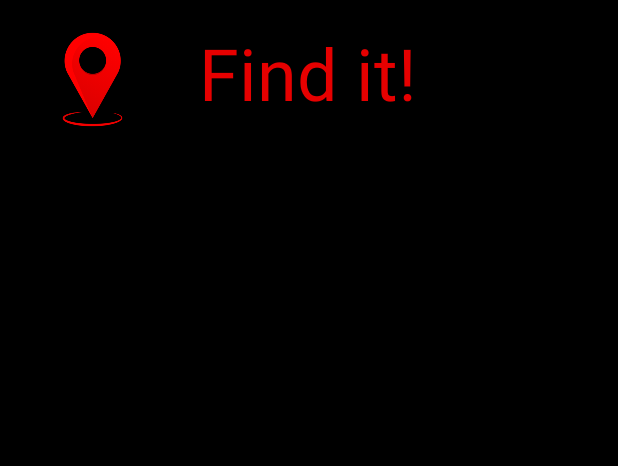
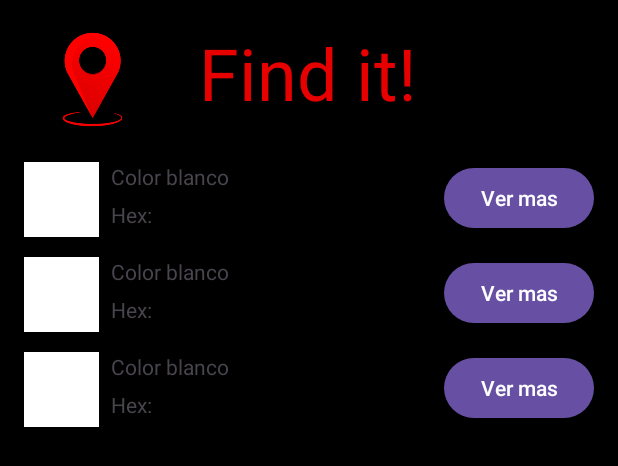
Before and after one commit to tiziberto/Proyecto_Tecno_2024, an Android app: the layout activity_pantalla_inicio.xml on its own in the app's theme, with its tools: preview values and no code run, on a phone screen of 412 x 824 dp. Shown: the top 466 px of the screen. Run offline under Robolectric (Android 15) with nearby library versions, the phone set to English and light mode, and no system bars; Roboto replaces fonts that are not available here.

Commit message:
Subida proyecto

```diff
--- a/app/build.gradle.kts
+++ b/app/build.gradle.kts
@@ -39,7 +39,6 @@ android {
 }
 
 dependencies {
-
     implementation(libs.androidx.core.ktx)
     implementation(libs.androidx.appcompat)
     implementation(libs.material)
@@ -49,6 +48,10 @@ dependencies {
     implementation(libs.androidx.lifecycle.viewmodel.ktx)
     implementation(libs.androidx.navigation.fragment.ktx)
     implementation(libs.androidx.navigation.ui.ktx)
+    // Agregar dependencias de RecyclerView
+    //implementation(libs.androidx.recyclerview)
+    //implementation(libs.androidx.recyclerview.selection)
+
     testImplementation(libs.junit)
     androidTestImplementation(libs.androidx.junit)
     androidTestImplementation(libs.androidx.espresso.core)
--- /dev/null
+++ b/app/src/main/java/com/example/proyecto_tecno/ui/colorRecyclerView/Color.kt
@@ -0,0 +1,6 @@
+package com.example.proyecto_tecno.ui.colorRecyclerView
+
+data class Color(
+    val name: String,
+    val hex: String
+)
--- a/app/src/main/res/layout/activity_pantalla_inicio.xml
+++ b/app/src/main/res/layout/activity_pantalla_inicio.xml
@@ -35,8 +35,13 @@
         app:layout_constraintTop_toTopOf="parent" />
 
     <androidx.recyclerview.widget.RecyclerView
-        android:layout_width="409dp"
-        android:layout_height="639dp"
-        tools:layout_editor_absoluteX="1dp"
-        tools:layout_editor_absoluteY="91dp" />
+        android:id="@+id/color_view"
+        android:layout_width="match_parent"
+        android:layout_height="match_parent"
+        android:layout_marginTop="100dp"
+        app:layout_constraintTop_toTopOf="parent"
+        tools:layout_editor_absoluteX="16dp"
+        tools:listitem="@layout/color_view" />
+
+
 </androidx.constraintlayout.widget.ConstraintLayout>
--- /dev/null
+++ b/app/src/main/res/layout/color_view.xml
@@ -0,0 +1,49 @@
+<?xml version="1.0" encoding="utf-8"?>
+<androidx.constraintlayout.widget.ConstraintLayout xmlns:android="http://schemas.android.com/apk/res/android"
+    xmlns:app="http://schemas.android.com/apk/res-auto"
+    xmlns:tools="http://schemas.android.com/tools"
+    android:layout_width="match_parent"
+    android:layout_height="wrap_content"
+    android:paddingBottom="5dp">
+
+
+    <TextView
+        android:id="@+id/titulo"
+        android:layout_width="82dp"
+        android:layout_height="21dp"
+        android:layout_marginStart="8dp"
+        android:layout_marginTop="8dp"
+        tools:text="Color blanco"
+        app:layout_constraintStart_toEndOf="@+id/cuadrado"
+        app:layout_constraintTop_toTopOf="parent" />
+
+    <View
+        android:id="@+id/cuadrado"
+        android:layout_width="50dp"
+        android:layout_height="50dp"
+        android:layout_marginStart="16dp"
+        android:layout_marginTop="8dp"
+        tools:background="@color/white"
+        app:layout_constraintStart_toStartOf="parent"
+        app:layout_constraintTop_toTopOf="parent" />
+
+    <TextView
+        android:id="@+id/subtitulo"
+        android:layout_width="80dp"
+        android:layout_height="22dp"
+        android:layout_marginStart="8dp"
+        android:layout_marginTop="4dp"
+        tools:text="Hex:"
+        app:layout_constraintStart_toEndOf="@+id/cuadrado"
+        app:layout_constraintTop_toBottomOf="@+id/titulo" />
+
+    <Button
+        android:id="@+id/button"
+        android:layout_width="wrap_content"
+        android:layout_height="wrap_content"
+        android:layout_marginTop="8dp"
+        android:layout_marginEnd="16dp"
+        android:text="Ver mas"
+        app:layout_constraintEnd_toEndOf="parent"
+        app:layout_constraintTop_toTopOf="parent" />
+</androidx.constraintlayout.widget.ConstraintLayout>
```
Also changed, not shown: app/src/main/java/com/example/proyecto_tecno/pantalla_inicio.kt (+19 -0 lines), app/src/main/java/com/example/proyecto_tecno/ui/colorRecyclerView/ColorListAdapter.kt (added, +32 -0 lines), app/src/main/res/values/colors.xml (+18 -0 lines), app/src/main/res/values/strings.xml (+34 -1 lines).
